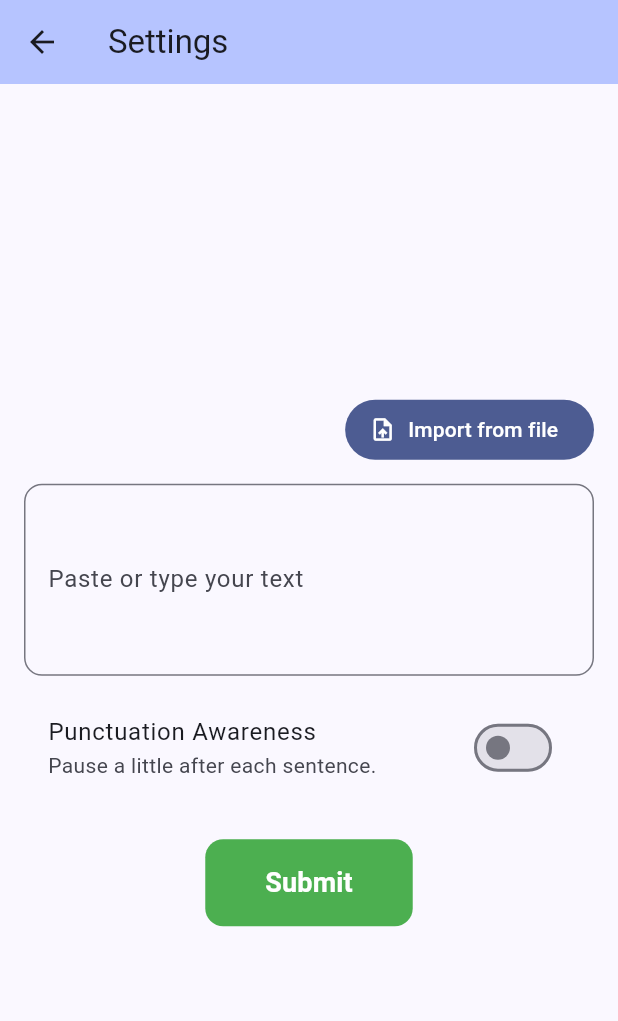
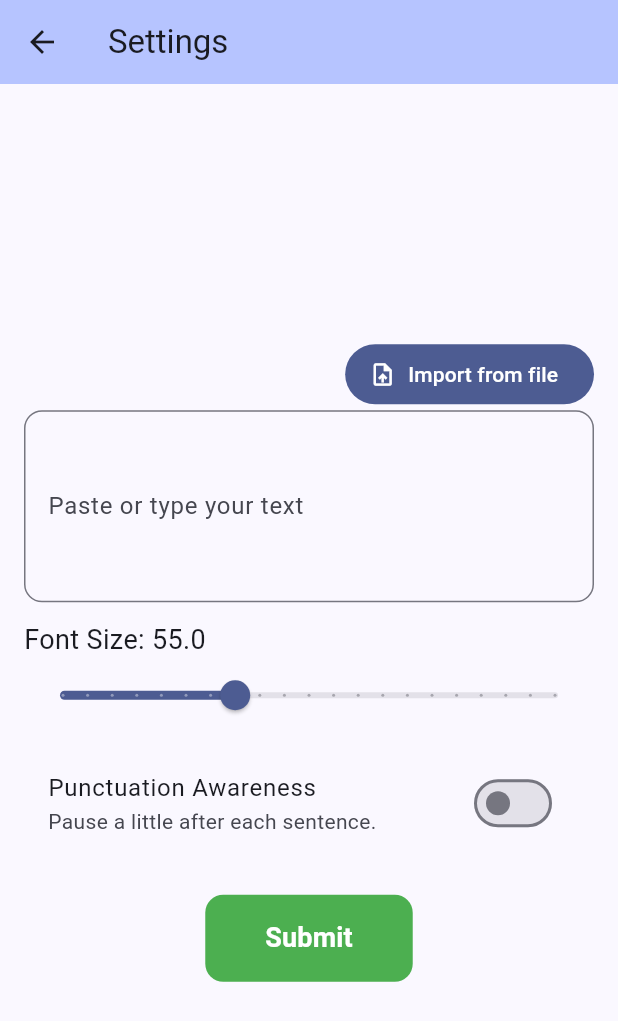
Before and after one commit to AnsonHLau/RSVP-App, a Flutter app: the screen it shows after launch, after a tap on the "settings" icon, on a phone screen of 412 x 824 dp. Shown: the top 1021 px of the screen. Run offline on Flutter 3.47's test engine with Material 3 defaults, Android fonts, the phone set to English and light mode, and no system bars.

Commit message:
Added font size changes

```diff
--- a/lib/home.dart
+++ b/lib/home.dart
@@ -16,6 +16,7 @@ class _MyHomePageState extends State<MyHomePage> {
   List<String> readingWords = const ["OpenSettingsToAddWords"];
   int _index = 0;
   int _wpm = 250;
+  double _fontSize = 55;
   Timer? _timer;
   bool _pauseSentence = false;
 
@@ -84,6 +85,7 @@ class _MyHomePageState extends State<MyHomePage> {
       MaterialPageRoute(
         builder: (_) => SettingsPage(
           initialText: initialText,
+          initialFontSize: _fontSize,
           initialPauseSentence: _pauseSentence,
         ),
       ),
@@ -93,6 +95,7 @@ class _MyHomePageState extends State<MyHomePage> {
       setState(() {
         readingWords = (result['tokens'] as List<String>? ?? []).toList();
         _pauseSentence = result['pauseSentence'] as bool? ?? false;
+        _fontSize = result['fontSize'] as double? ?? _fontSize;
         _index = 0;
       });
     }
@@ -119,8 +122,8 @@ class _MyHomePageState extends State<MyHomePage> {
                   // Displayed Word
                   Text(
                     currentWord,
-                    style: const TextStyle(
-                      fontSize: 52,
+                    style: TextStyle(
+                      fontSize: _fontSize,
                       fontWeight: FontWeight.w600,
                     ),
                     textAlign: TextAlign.center,
--- a/lib/settings.dart
+++ b/lib/settings.dart
@@ -5,10 +5,12 @@ class SettingsPage extends StatefulWidget {
   const SettingsPage({
     super.key,
     required this.initialText,
+    required this.initialFontSize,
     required this.initialPauseSentence,
   });
 
   final String initialText;
+  final double initialFontSize;
   final bool initialPauseSentence;
 
   @override
@@ -17,6 +19,7 @@ class SettingsPage extends StatefulWidget {
 
 class _SettingsPageState extends State<SettingsPage> {
   late String _text;
+  late double _fontSize;
   late bool _pauseSentence;
   late TextEditingController _controller;
 
@@ -24,6 +27,7 @@ class _SettingsPageState extends State<SettingsPage> {
   void initState() {
     super.initState();
     _text = widget.initialText;
+    _fontSize = widget.initialFontSize;
     _pauseSentence = widget.initialPauseSentence;
     _controller = TextEditingController(text: _text);
   }
@@ -49,6 +53,7 @@ class _SettingsPageState extends State<SettingsPage> {
     final tokens = _tokenize(_controller.text);
     Navigator.pop(context, {
       'tokens': tokens,
+      'fontSize': _fontSize,
       'pauseSentence': _pauseSentence,
     });
   }
@@ -80,7 +85,7 @@ class _SettingsPageState extends State<SettingsPage> {
                     ),
                   ],
                 ),
-                const SizedBox(height: 12),
+
                 TextField(
                   controller: _controller,
                   minLines: 4,
@@ -93,6 +98,21 @@ class _SettingsPageState extends State<SettingsPage> {
                     ),
                   ),
                   onChanged: (text) => _text = text,
+                ),
+                const SizedBox(height: 12),
+                Text(
+                  'Font Size: $_fontSize',
+                  style: const TextStyle(fontSize: 18),
+                ),
+                Slider(
+                  min: 20,
+                  max: 120,
+                  divisions: 20,
+                  value: _fontSize,
+                  label: 'Font Size: $_fontSize',
+                  onChanged: (value) {
+                    setState(() => _fontSize = value);
+                  },
                 ),
                 const SizedBox(height: 12),
                 SwitchListTile(
```
